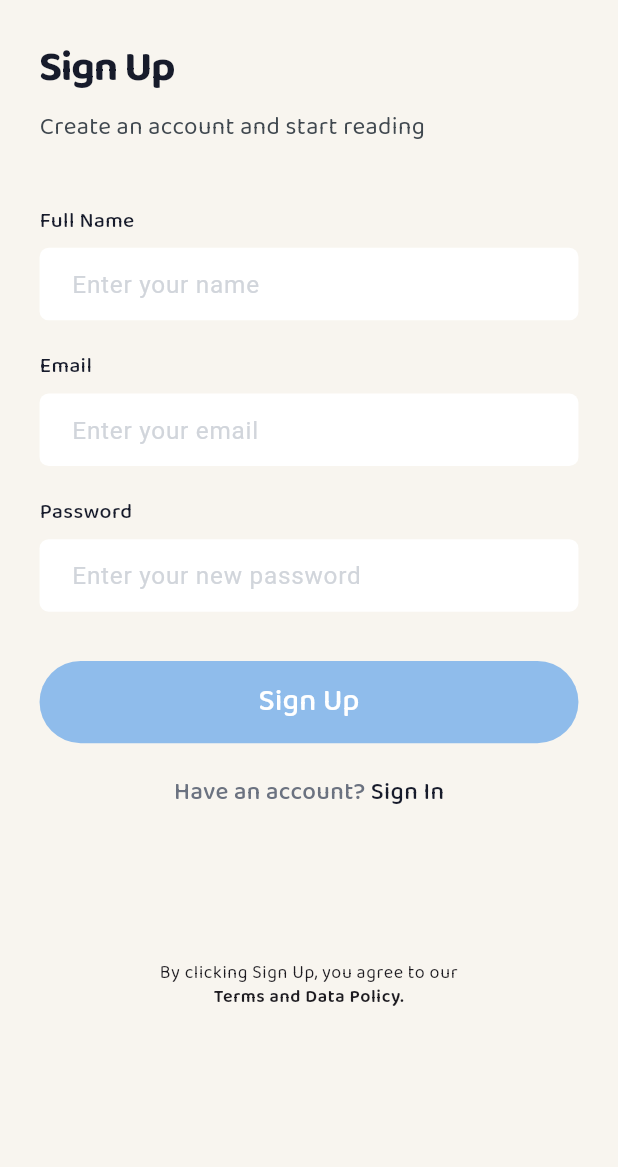
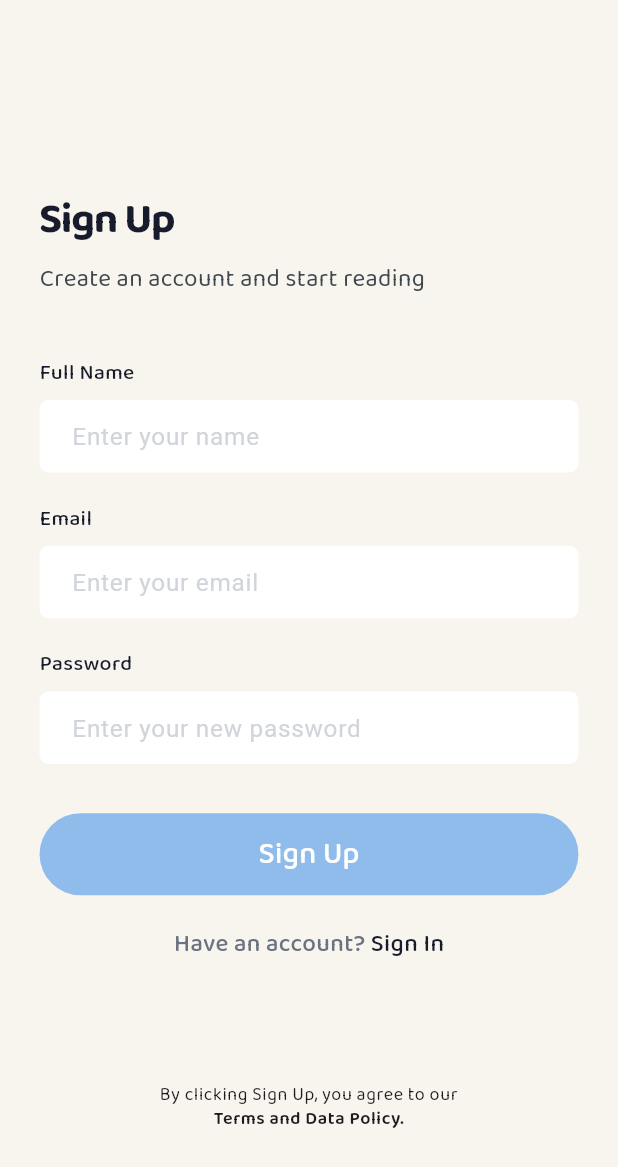
Before and after one commit to BENDJEMAAiman/Readly, a Flutter app: the SignupPage screen opened by its route, on a phone screen of 412 x 824 dp. Shown: the top 1167 px of the screen. Run offline on Flutter 3.47's test engine with Material 3 defaults, Android fonts, the phone set to English and light mode, and no system bars; our stand-ins replace dio, equatable, firebase_auth, firebase_core, flutter_bloc, flutter_screenutil and 2 more; accounts and stored records are empty; network calls fail; Roboto replaces fonts that are missing (Nunito); project files that could hold a hidden picture were left out.

Commit message:
fix the top spacing of all auth screens

```diff
--- a/lib/features/auth/presentation/pages/check_email_password.dart
+++ b/lib/features/auth/presentation/pages/check_email_password.dart
@@ -36,6 +36,7 @@ class _CheckEmailPasswordState extends State<CheckEmailPassword> {
         }
       },
       child: AuthScaffold(
+        showBackButton: false,
         child: Column(
           crossAxisAlignment: CrossAxisAlignment.center,
           children: [
--- a/lib/features/auth/presentation/pages/check_email_verification.dart
+++ b/lib/features/auth/presentation/pages/check_email_verification.dart
@@ -32,6 +32,7 @@ class _CheckEmailVerificationState extends State<CheckEmailVerification> {
         }
       },
       child: AuthScaffold(
+        showBackButton: false,
         child: Column(
           crossAxisAlignment: CrossAxisAlignment.center,
           children: [
--- a/lib/features/auth/presentation/pages/congratulation.dart
+++ b/lib/features/auth/presentation/pages/congratulation.dart
@@ -18,6 +18,7 @@ class _CongratulationState extends State<Congratulation> {
   @override
   Widget build(BuildContext context) {
     return AuthScaffold(
+      showBackButton: false,
       child: Column(
         crossAxisAlignment: CrossAxisAlignment.center,
         children: [
--- a/lib/features/auth/presentation/pages/forgot_password.dart
+++ b/lib/features/auth/presentation/pages/forgot_password.dart
@@ -47,6 +47,7 @@ class _VerifyEmailState extends State<ForgotPassword> {
         }
       },
       child: AuthScaffold(
+        showBackButton: false,
         child: Form(
           key: _formKey,
           child: Column(
--- a/lib/features/auth/presentation/pages/login_page.dart
+++ b/lib/features/auth/presentation/pages/login_page.dart
@@ -63,6 +63,7 @@ class _LoginPageState extends State<LoginPage> {
         }
       },
       child: AuthScaffold(
+        showBackButton: false,
         child: Form(
           key: _formKey,
           child: Column(
--- a/lib/features/auth/presentation/pages/sign_up_page.dart
+++ b/lib/features/auth/presentation/pages/sign_up_page.dart
@@ -53,6 +53,7 @@ class _SignupPageState extends State<SignupPage> {
   @override
   Widget build(BuildContext context) {
     return AuthScaffold(
+      showBackButton: false,
       child: BlocListener<AuthCubit, AuthState>(
         listener: (context, state) {
           if (state is Authenticated) {
@@ -149,7 +150,7 @@ class _SignupPageState extends State<SignupPage> {
                 },
               ),
 
-              SizedBox(height: 100.h),
+              SizedBox(height: 80.h),
 
               /// Terms & Policy
               Center(
--- a/lib/features/auth/presentation/widgets /auth_scaffold.dart
+++ b/lib/features/auth/presentation/widgets /auth_scaffold.dart
@@ -4,14 +4,26 @@ import 'package:readly/core/theme/app_colors.dart';
 
 class AuthScaffold extends StatelessWidget {
   final Widget child;
+  final bool showBackButton;
 
-  const AuthScaffold({super.key, required this.child});
+  const AuthScaffold({
+    super.key,
+    required this.child,
+    this.showBackButton = false,
+  });
 
   @override
   Widget build(BuildContext context) {
     return Scaffold(
       backgroundColor: AppColors.background,
       resizeToAvoidBottomInset: true,
+      appBar: AppBar(
+        backgroundColor: AppColors.background,
+        elevation: 0,
+        scrolledUnderElevation: 0,
+        automaticallyImplyLeading: false,
+        toolbarHeight: 100.h,
+      ),
       body: SafeArea(
         child: SingleChildScrollView(
           keyboardDismissBehavior: ScrollViewKeyboardDismissBehavior.onDrag,
```
